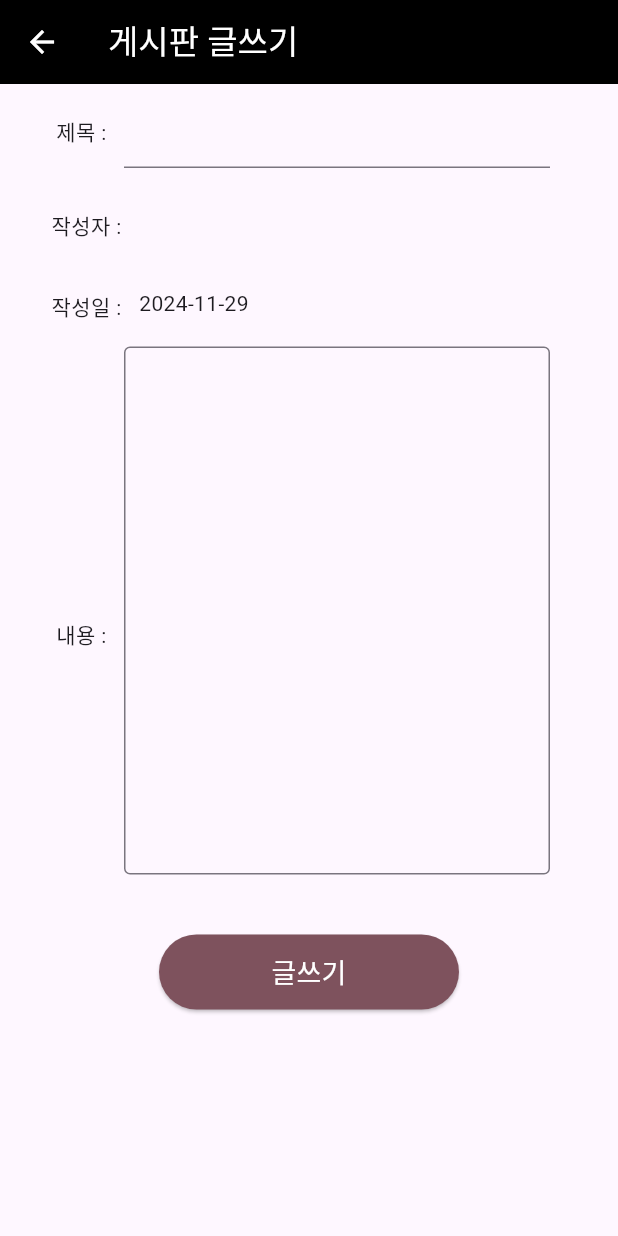
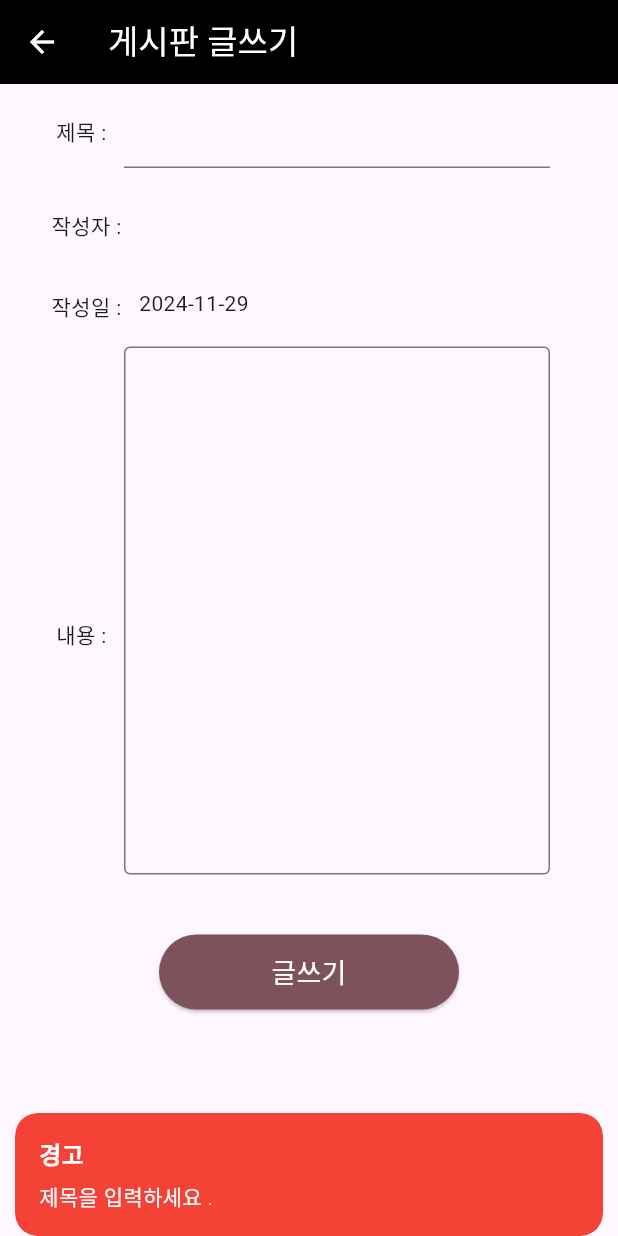
Before and after one commit to shin-na-ra/CRUD_board, a Flutter app: the AddPage screen opened directly, after a tap on "글쓰기", on a phone screen of 412 x 824 dp. Run offline on Flutter 3.47's test engine with Material 3 defaults, Android fonts, the phone set to English and light mode, and no system bars; our stand-ins replace cloud_firestore, firebase_core, get, get_storage; accounts and stored records are empty.

Commit message:
글쓰기 함수 추가

```diff
--- a/lib/vm/vm_getx.dart
+++ b/lib/vm/vm_getx.dart
@@ -14,6 +14,7 @@ import 'package:crud_board/view/login/findpw.dart';
 import 'package:crud_board/view/login/register.dart';
 import 'package:flutter/material.dart';
 import 'package:get/get.dart';
+import 'package:get_storage/get_storage.dart';
 
 import '../view/board/home.dart';
 import '../view/login/result.dart';
@@ -40,7 +41,6 @@ class VMgetX extends GetxController {
 
             //value == 1 일때, 로그인 버튼 클릭함.
             if (value == 1) {
-
               await checkFirebaseInLogin(cont1, cont2);
 
             // value == 2일 때, 회원가입 페이지로 넘어감
@@ -59,8 +59,13 @@ class VMgetX extends GetxController {
             } else if (value == 5) {
               await findUserPW(cont1, cont2, cont3);
 
+            // value == 6일 때, 회원등록
             } else if (value == 6) {
               await registerUserInfo(cont1, cont2, cont3, cont4);
+
+            // value == 7, 글쓰기
+            } else if (value == 7) {
+              await writeBoard(cont1, cont2);
             }
 
 
@@ -183,6 +188,8 @@ class VMgetX extends GetxController {
 
       // 입력한 id와 pw의 정보가 있을 때, 게시판 페이지로 전환
       buttonSnack("알림", "로그인되었습니다.", 1);
+
+      // print('read.box : ${box.read('userid')}');
       Get.to(const Home());
       idController.clear();
       pwController.clear();
@@ -391,4 +398,36 @@ class VMgetX extends GetxController {
     buttonSnack("알림", "${name}님 회원가입되었습니다.", 1);
 
   }
+
+
+  // 글 등록하기
+  writeBoard(TextEditingController? titleController, TextEditingController? contentController) {
+    String title = titleController!.text.trim();
+    String content = contentController!.text.trim();
+
+    if(title.isEmpty) {
+      buttonSnack("경고", "제목을 입력하세요 .", 2);
+      return;
+    }
+
+    if(content.isEmpty) {
+      buttonSnack("경고", "내용을 입력하세요 .", 2);
+      return;
+    }
+
+    final box = GetStorage();
+    print("userid. boxread : ${box.read('userid')}");
+
+    FirebaseFirestore.instance.collection('board').add(
+      {
+        'title' : title,
+        'content' : content,
+        'status' : 0,
+        'date' : DateTime.now(),
+        'userid' : box.read('userid')
+      }
+    );
+    Get.back();
+    buttonSnack("알림", "등록이 되었습니다.", 1);
+  }
 }
```
